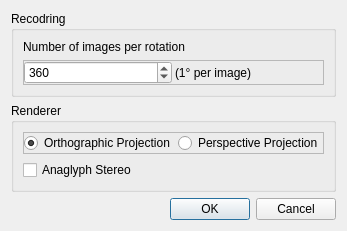
Old version of the form ImageVis3D/UI/UI/MIPRotDialog.ui in the repository SCIInstitute/ImageVis3D.
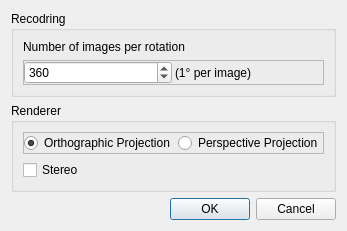
New version of the form.

Commit message: added stereo MIP rotations

Diff of the .ui file:
```diff
--- a/ImageVis3D/UI/UI/MIPRotDialog.ui
+++ b/ImageVis3D/UI/UI/MIPRotDialog.ui
@@ -111,7 +111,7 @@
       <item>
        <widget class="QCheckBox" name="checkBox_Stereo" >
         <property name="text" >
-         <string>Anaglyph Stereo</string>
+         <string>Stereo</string>
         </property>
        </widget>
       </item>
```
Left out of the diff: 17 changed lines with no effect on the pictures. The commit also changes 5 other files.
